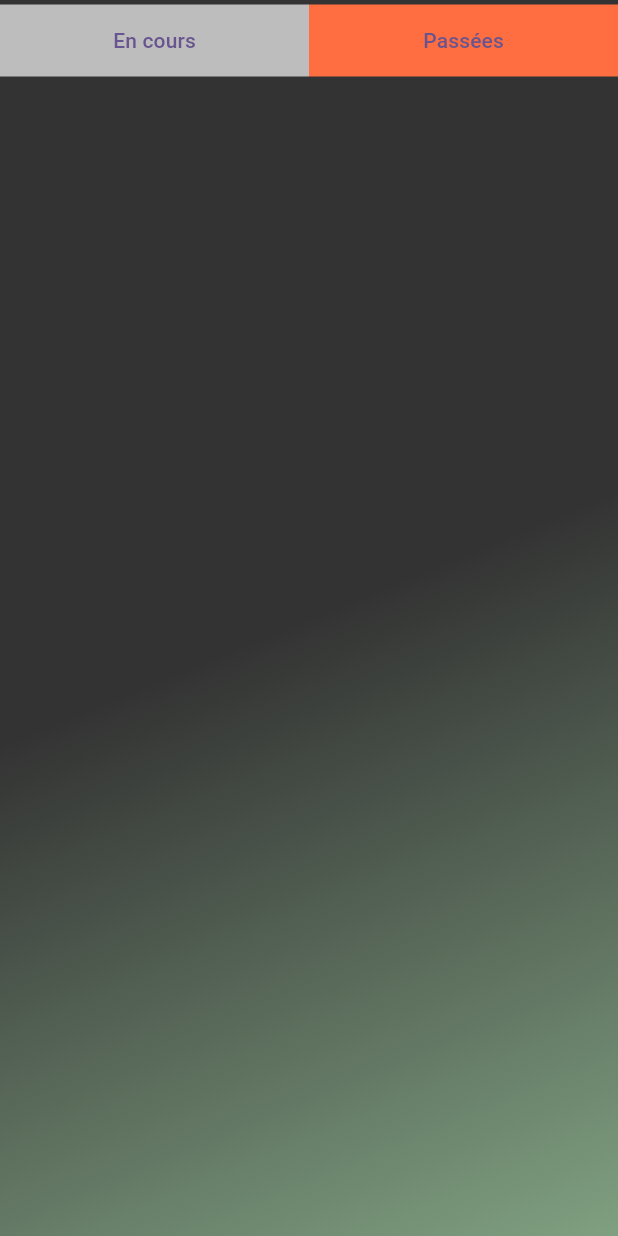
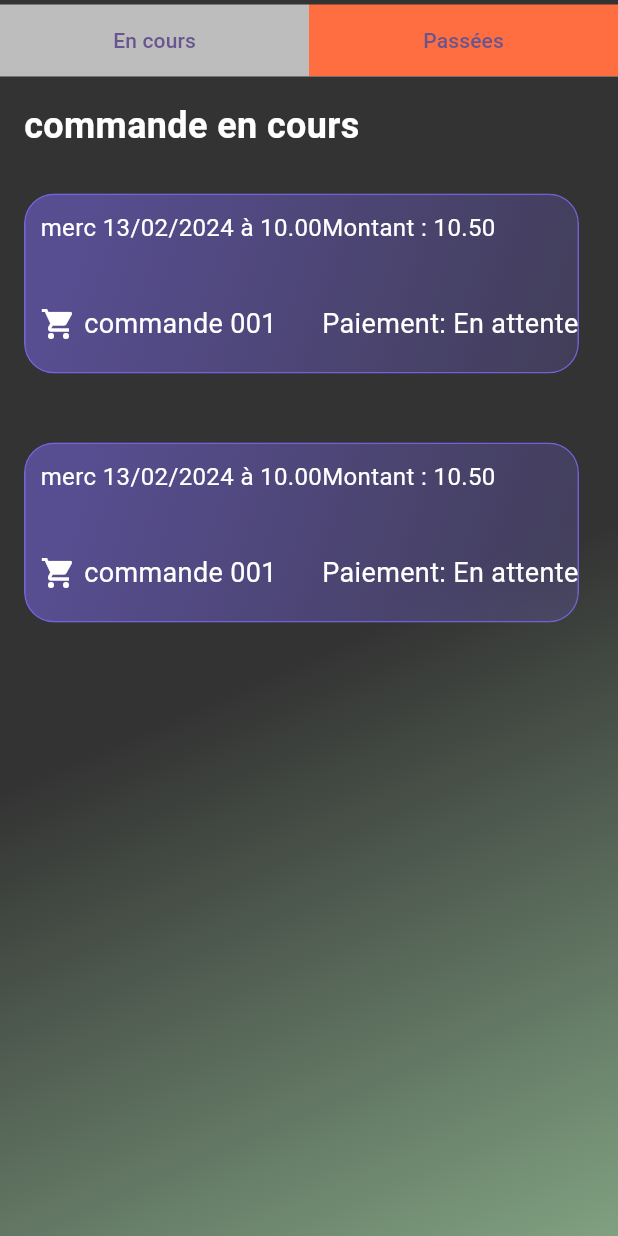
Before and after one commit to MEHDI2023/pfe, a Flutter app: the Historique screen opened directly, after a tap on "Passées", on a phone screen of 412 x 824 dp. Run offline on Flutter 3.47's test engine with Material 3 defaults, Android fonts, the phone set to English and light mode, and no system bars; drawn by our look-alikes of glass_kit; our stand-ins replace bloc, dio, equatable, flutter_bloc, flutter_svg, glassmorphism and 1 more.

Commit message:
innitial commit2

```diff
--- a/lib/customs/custom_cart_item.dart
+++ b/lib/customs/custom_cart_item.dart
@@ -69,6 +69,10 @@ class CustomCartItem extends StatelessWidget {
             style: TextStyle(
                 color: Colors.white, fontSize: 18, fontWeight: FontWeight.bold),
           ),
+                     Spacer(),
+
+
+
         ],
       ),
     );
--- /dev/null
+++ b/lib/customs/custom_histo_item.dart
@@ -0,0 +1,120 @@
+import 'package:flutter/material.dart';
+import 'package:glass_kit/glass_kit.dart';
+
+class CustomHistoItem extends StatelessWidget {
+  final String name;
+  final String? numCommande;
+  final String discrptif;
+  final String quantity;
+  final String price;
+  final String? date;
+
+  const CustomHistoItem({
+    Key? key,
+    required this.quantity,
+    required this.name,
+    required this.discrptif,
+    required this.price,
+    this.date,
+    this.numCommande,
+  }) : super(key: key);
+
+  @override
+  Widget build(BuildContext context) {
+    return Container(
+      height: 150,
+      margin: EdgeInsets.symmetric(vertical: 8),
+      decoration: BoxDecoration(
+        borderRadius: BorderRadius.circular(20),
+      ),
+      child: Column(
+        children: <Widget>[
+          GlassContainer(
+            width: 370,
+            height: 120,
+            borderRadius: const BorderRadius.all(Radius.circular(20)),
+            blur: 15,
+            alignment: Alignment.bottomCenter,
+            gradient: const LinearGradient(
+              begin: Alignment.topLeft,
+              end: Alignment.bottomRight,
+              colors: [
+                Color.fromRGBO(123, 104, 238, 0.5),
+                Color.fromRGBO(123, 104, 238, 0.2),
+              ],
+              stops: [0.1, 1],
+            ),
+            borderGradient: const LinearGradient(
+              begin: Alignment.topLeft,
+              end: Alignment.bottomRight,
+              colors: [
+                Color.fromRGBO(123, 104, 238, 0.8),
+                Color.fromRGBO(123, 104, 238, 0.3),
+              ],
+            ),
+            child: Padding(
+              padding: const EdgeInsets.all(10.0),
+              child: Row(
+                crossAxisAlignment: CrossAxisAlignment.center,
+                mainAxisAlignment: MainAxisAlignment.spaceBetween,
+
+                children: [
+                  Column(
+                    crossAxisAlignment: CrossAxisAlignment.start,
+
+                    children: [
+                      Text(
+                        date!,
+                        style: TextStyle(color: Colors.white, fontSize: 16),
+                      ),
+                      SizedBox(
+                        height: 40.0,
+                      ),
+                      Row(
+                        children: [
+                          Icon(
+                            Icons.shopping_cart,
+                            color: Colors.white,
+                            size: 24,
+                          ),
+                          SizedBox(width: 5,),
+                          Text(discrptif,
+                            style: TextStyle(color: Colors.white, fontSize: 18),
+                          ),
+                        ],
+                      ),
+                    ],
+                  ),
+
+                  Column(
+                    crossAxisAlignment: CrossAxisAlignment.start,
+
+                    children: [
+                      Text(
+                        price,
+                        style: TextStyle(color: Colors.white, fontSize: 16),
+                      ),
+                      SizedBox(
+                        height: 40.0,
+                      ),
+                      Text(
+                        name,
+                        style: TextStyle(color: Colors.white, fontSize: 18),
+                      ),
+
+                    ],
+                  ),
+
+
+
+
+                ],
+              ),
+            ),
+          ),
+
+        ],
+      ),
+    );
+  }
+}
--- a/lib/customs/custom_order_item.dart
+++ b/lib/customs/custom_order_item.dart
@@ -4,7 +4,6 @@ import 'package:glassmorphism/glassmorphism.dart';
 
 import 'package:iconly/iconly.dart';
 import 'package:newburger/features/cart_screen/ui/cart_screen.dart';
-import 'package:newburger/helpers/shared.dart';
 import 'package:newburger/models/Compte/order_item/OrderItemModel.dart';
 
 class CustomOrderItem extends StatelessWidget {
--- a/lib/customs/custom_search_bar.dart
+++ b/lib/customs/custom_search_bar.dart
@@ -26,6 +26,7 @@ class CustomSearchBar extends StatelessWidget {
             ),
             hintTextDirection: TextDirection.ltr,
             hintText: "Search for food",
+
             enabledBorder: OutlineInputBorder(
               borderRadius: BorderRadius.circular(20.0),
               borderSide: const BorderSide(
--- a/lib/features/cart_screen/ui/cart_screen.dart
+++ b/lib/features/cart_screen/ui/cart_screen.dart
@@ -36,6 +36,7 @@ class CartScreen extends StatelessWidget {
                       fontWeight: FontWeight.bold),
                 ),
                 SizedBox(height: 20),
+
                 CustomCartItem(
                     image: 'assets/images/img_klipartz_1.png',
                     title: 'Pizza Mixed',
--- /dev/null
+++ b/lib/features/historique/encour.dart
@@ -0,0 +1,63 @@
+
+import 'package:flutter/material.dart';
+
+import '../../customs/custom_cart_item.dart';
+import '../../customs/custom_histo_item.dart';
+
+ class CartencourScreen extends StatelessWidget {
+  const CartencourScreen({super.key});
+
+  @override
+  Widget build(BuildContext context) {
+    var screenHeight = MediaQuery.of(context).size.height;
+
+    return Scaffold(
+      body: SafeArea(
+        child: Container(
+          width: double.infinity,
+          height: screenHeight,
+          decoration: BoxDecoration(
+              gradient: LinearGradient(
+                  begin: const Alignment(1.27, 1.54),
+                  end: const Alignment(0, 0),
+                  colors: [
+                    Colors.green.shade200,
+                    const Color.fromARGB(255, 51, 51, 51)
+                  ])),
+          child: const Padding(
+            padding: const EdgeInsets.all(16.0),
+            child: Column(
+              crossAxisAlignment: CrossAxisAlignment.start,
+              children: <Widget>[
+                Text(
+                  'commande en cours',
+                  style: TextStyle(
+                      color: Colors.white,
+                      fontSize: 24,
+                      fontWeight: FontWeight.bold),
+                ),
+                SizedBox(height: 20),
+
+                CustomHistoItem(
+                    discrptif: "commande 001",
+                    name: "Paiement: En attente",
+                    date: "merc 13/02/2024 à 10.00",
+                    quantity: 'x2',
+                  price: 'Montant : 10.50',),
+                CustomHistoItem(
+                  discrptif: "commande 001",
+                  name: "Paiement: En attente",
+                  date: "merc 13/02/2024 à 10.00",
+                  quantity: 'x2',
+                  price: 'Montant : 10.50',),
+
+
+
+              ],
+            ),
+          ),
+        ),
+      ),
+    );
+  }
+}
--- a/lib/features/historique/houst.dart
+++ b/lib/features/historique/houst.dart
@@ -1,15 +1,20 @@
 import 'package:flutter/material.dart';
+import 'package:flutter_bloc/flutter_bloc.dart';
+import 'package:newburger/features/historique/passee.dart';
 
-class Historique extends StatefulWidget {
-  @override
-  State<Historique> createState() => _HistoriqueState();
-}
+import '../../shared/CUBIT/cubitHistoriq.dart';
+import '../../shared/CUBIT/historiqueState.dart';
+import 'encour.dart';
 
-class _HistoriqueState extends State<Historique> {
+class Historique extends StatelessWidget {
   bool tap = true;
 
-  @override
+
   Widget build(BuildContext context) {
+  return BlocBuilder<historiqueCubit, AppState>(
+  builder: (context, state) {
+  var cubit = historiqueCubit.get(context);
+
   return Scaffold(
         body: Container(
           width: double.infinity,
@@ -27,7 +32,9 @@ class _HistoriqueState extends State<Historique> {
           child: SafeArea(
             child: Padding(
               padding: const EdgeInsets.only(top: 3.0),
-            child: Row(
+              child: Column(
+                children: [
+                  Row(
                     mainAxisAlignment: MainAxisAlignment.start,
                     crossAxisAlignment: CrossAxisAlignment.start,
                     children: [
@@ -35,33 +42,36 @@ class _HistoriqueState extends State<Historique> {
                         child: Container(
                           child: TextButton(
                             onPressed: () {
-                        setState(() {
-                          tap = true;
-                        });
+                              historiqueCubit.get(context).ChangeIndex(0);
                             },
                             child: Text("En cours"),
                           ),
-                    color: tap ? Colors.deepOrangeAccent : Colors.grey[400],
+                          color: cubit.Cindex==0 ? Colors.deepOrangeAccent : Colors.grey[400],
                         ),
                       ),
                       Expanded(
                         child: Container(
                           child: TextButton(
                             onPressed: () {
-                        setState(() {
-                          tap = false;
-                        });
+                              historiqueCubit.get(context).ChangeIndex(1);
                             },
                             child: Text("Passées"),
                           ),
-                    color: !tap ? Colors.deepOrangeAccent : Colors.grey[400],
+                          color: cubit.Cindex==1? Colors.deepOrangeAccent : Colors.grey[400],
                         ),
                       ),
+                    ],
+                  ),
+
+                  Expanded(child: cubit.screens[cubit.Cindex]
+                  )
                 ],
               ),
             ),
           ),
         ),
       );
+    },
+    );
   }
 }
--- /dev/null
+++ b/lib/features/historique/passee.dart
@@ -0,0 +1,101 @@
+import 'package:flutter/material.dart';
+
+class hhhhh extends StatelessWidget {
+  @override
+  Widget build(BuildContext context) {
+    return MaterialApp(
+      home: Scaffold(
+        appBar: AppBar(
+          title: Text('Exemple Flutter'),
+        ),
+        body: MeltingPotTest(),
+      ),
+    );
+  }
+}
+
+class MeltingPotTest extends StatelessWidget {
+  @override
+  Widget build(BuildContext context) {
+    return Padding(
+      padding: const EdgeInsets.all(16.0),
+      child: Column(
+        children: [
+          Text(
+            'MELTING POT TEST',
+            style: TextStyle(fontWeight: FontWeight.bold),
+          ),
+          SizedBox(height: 10),
+          Row(
+            mainAxisAlignment: MainAxisAlignment.spaceBetween,
+            children: [
+              Text('22/02/2024 à 11:25'),
+              Row(
+                children: [
+                  Icon(Icons.qr_code), // Utilisez l'icône de votre choix
+                  SizedBox(width: 10),
+                  Text('Montant: 7.00 €'),
+                ],
+              ),
+            ],
+          ),
+          SizedBox(height: 20), // Remplacez 😎 par un nombre valide
+          Row(
+            mainAxisAlignment: MainAxisAlignment.spaceBetween,
+            children: [
+              Row(
+                children: [
+                  Icon(Icons.restaurant_menu), // Utilisez l'icône de votre choix
+                  SizedBox(width: 10),
+                  Text('Commande: En attente'),
+                ],
+              ),
+              Text('Paiement: En attente'),
+            ],
+          ),
+          SizedBox(height: 16),
+          CustomStepIndicator(),
+        ],
+      ),
+    );
+  }
+}
+
+class CustomStepIndicator extends StatelessWidget {
+  @override
+  Widget build(BuildContext context) {
+    return Row(
+      mainAxisAlignment: MainAxisAlignment.spaceBetween,
+      children: [
+        _buildStep(context, '1', 'Validée', true),
+        _buildLine(context, true),
+        _buildStep(context, '2', 'Préparation', false),
+        _buildLine(context, false),
+        _buildStep(context, '3', 'Prête', false),
+      ],
+    );
+  }
+
+  Widget _buildStep(BuildContext context, String number, String label, bool isActive) {
+    return Column(
+      children: [
+        CircleAvatar(
+          radius: 20,
+          backgroundColor: isActive ? Colors.black : Colors.grey,
+          child: Text(number, style: TextStyle(color: Colors.white)),
+        ),
+        SizedBox(height: 4),
+        Text(label),
+      ],
+    );
+  }
+
+  Widget _buildLine(BuildContext context, bool isActive) {
+    return Expanded(
+      child: Container(
+        height: 2,
+        color: isActive ? Colors.black : Colors.grey,
+      ),
+    );
+  }
+}
--- a/lib/features/mode/OrderPickupOptions.dart
+++ b/lib/features/mode/OrderPickupOptions.dart
@@ -3,12 +3,17 @@ import 'package:flutter_bloc/flutter_bloc.dart';
 
 import '../../shared/CUBIT/order_cubit.dart';
 
-class OrderPickupOptions extends StatelessWidget {
+class OrderPickupOptions extends StatefulWidget {
   late final String selectedOption;
   final Function(String) onChanged;
 
   OrderPickupOptions(this.selectedOption, this.onChanged);
 
+  @override
+  State<OrderPickupOptions> createState() => _OrderPickupOptionsState();
+}
+
+class _OrderPickupOptionsState extends State<OrderPickupOptions> {
   @override
   Widget build(BuildContext context) {
     return Column(
@@ -19,49 +24,49 @@ class OrderPickupOptions extends StatelessWidget {
           style: TextStyle(color: Colors.white),
         ),
         RadioListTile(
-
           value: 'sur place',
-          groupValue: selectedOption,
+          groupValue: widget.selectedOption,
           onChanged: (value) {
             if (value == 'sur place') {
               _showDeliveryTimePickerDialog(context);
+
             }
-
-
-
-
+             setState(() {
+            widget.selectedOption = value!;
+    });
           },
           title: Text('sur place', style: TextStyle(color: Colors.white)),
         ),
         RadioListTile(
           value: 'empoter',
-          groupValue: selectedOption,
+          groupValue: widget.selectedOption,
           onChanged: (value) {
             if (value == 'empoter') {
               _showDeliveryTimePickerDialog(context);
-
             }
-
-
+            setState(() {
+            widget.selectedOption = value!;
+    });
           },
           title: Text('empoter', style: TextStyle(color: Colors.white)),
         ),
         RadioListTile(
           value: 'livrison',
-          groupValue: selectedOption,
+          groupValue: widget.selectedOption,
           onChanged: (value) {
             if (value == 'livrison') {
               _showDeliveryTimePickerDialog(context);
-
             }
-
-
+            setState(() {
+            widget.selectedOption = value!;
+    });
           },
           title: Text('livrison', style: TextStyle(color: Colors.white)),
         ),
       ],
     );
   }
+
   void _showDeliveryTimePickerDialog(BuildContext context) async {
     List<String> deliveryTimes = [
       '10:00 AM',
--- a/lib/features/mode/mode_commande.dart
+++ b/lib/features/mode/mode_commande.dart
@@ -96,8 +96,10 @@ class _RestaurantOrderScreenState extends State<RestaurantOrderScreen> {
                       crossAxisAlignment: CrossAxisAlignment.start,
                       children: [
                         OrderPickupOptions(selectedOption, (value) {
+
                           setState(() {
                             selectedOption = value;
+
                           });
                         }),
                       ],
--- a/lib/main.dart
+++ b/lib/main.dart
@@ -1,31 +1,33 @@
 import 'package:flutter/material.dart';
-import 'package:newburger/home/home_screen.dart';
+import 'package:flutter_bloc/flutter_bloc.dart';
+import 'package:newburger/shared/CUBIT/cubitHistoriq.dart';
+
 import 'features/screen_pub/ui/pubscreen.dart';
-import 'features/sign_in_screen/ui/sign_in_screen.dart';
-import 'features/sign_up/ui/sign_up_screen.dart';
-import 'features/spalsh/ui/splash_screen.dart';
-
 
 void main() {
-  runApp(const MyApp());
+  runApp(
+    BlocProvider(
+      create: (context) => historiqueCubit(),
+      child: const MyApp(),
+    ),
+  );
 }
 
 class MyApp extends StatelessWidget {
   const MyApp({super.key});
 
-  // This widget is the root of your application.
   @override
   Widget build(BuildContext context) {
     return MaterialApp(
       debugShowCheckedModeBanner: false,
       title: 'Flutter Demo',
       theme: ThemeData(
-        //
         colorScheme: ColorScheme.fromSeed(seedColor: Colors.deepPurple),
         useMaterial3: true,
       ),
-      home: Pub_Screen(),
-
+      home: Pub_Screen(), // You may want to replace this with your main screen
     );
   }
 }
+
+// ... rest of your code
--- /dev/null
+++ b/lib/shared/CUBIT/cubitHistoriq.dart
@@ -0,0 +1,26 @@
+import 'package:flutter/material.dart';
+import 'package:flutter_bloc/flutter_bloc.dart';
+
+import '../../features/historique/encour.dart';
+import '../../features/historique/passee.dart';
+import 'historiqueState.dart';
+
+class historiqueCubit extends Cubit<AppState> {
+  historiqueCubit() : super(AppInitalState());
+
+  static historiqueCubit get(context) => BlocProvider.of(context);
+  int Cindex = 0;
+
+  List<Map> TASKS = [];
+
+
+  List<Widget> screens = [hhhhh(),CartencourScreen()];
+  List<String> titles = ["Tasks", "Done", ];
+
+  void ChangeIndex(int index) {
+    Cindex = index;
+    emit(AppChangeBottomState());
+  }
+
+
+}
--- /dev/null
+++ b/lib/shared/CUBIT/historiqueState.dart
@@ -0,0 +1,9 @@
+abstract class AppState{
+
+}
+class AppInitalState extends AppState{
+
+}
+class AppChangeBottomState extends AppState{
+
+}
```
Also changed, not shown: 1 other file. Lines whose indentation alone changed are shown as unchanged.
